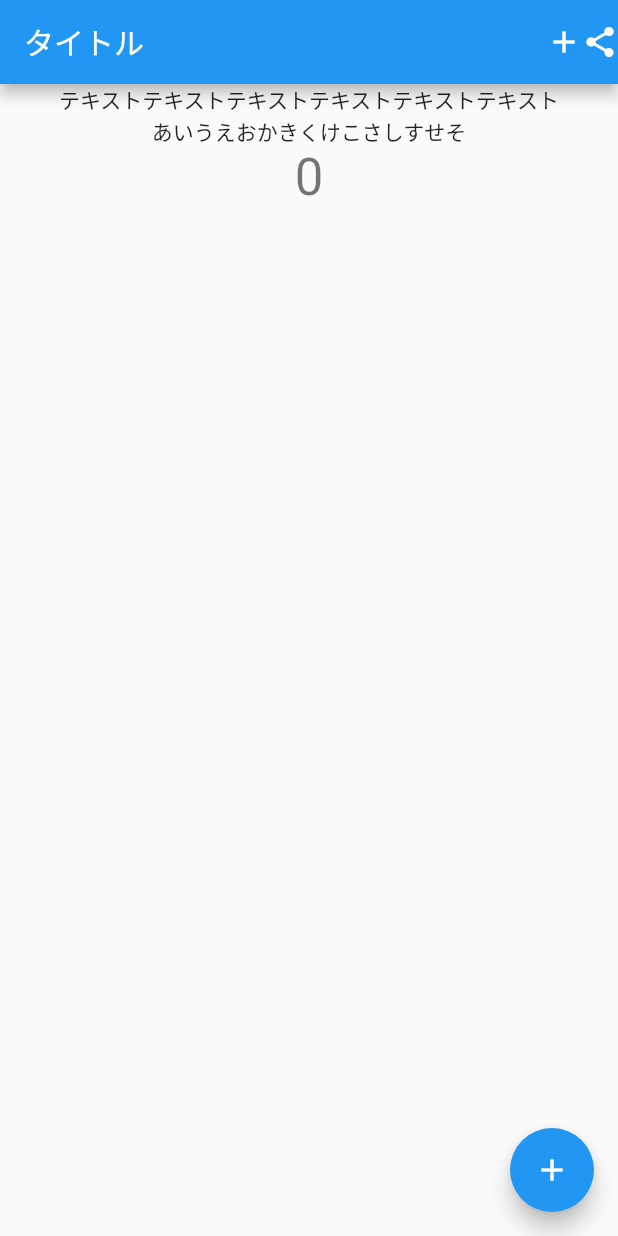
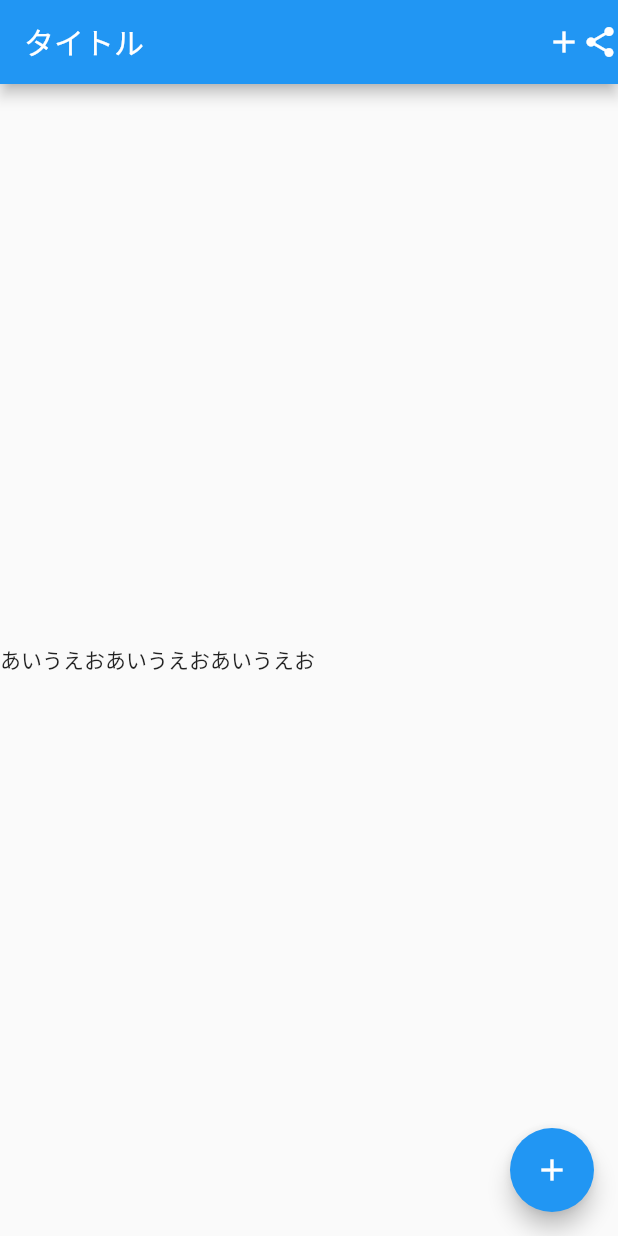
Before and after one commit to foo7print/sandbox-flutter, a Flutter app: the screen it shows after launch, on a phone screen of 412 x 824 dp. Run offline on Flutter 3.47's test engine with Material 2 defaults, Android fonts, the phone set to English and light mode, and no system bars.

Commit message:
modify body Row Widget

```diff
--- a/lib/main.dart
+++ b/lib/main.dart
@@ -48,20 +48,12 @@ class _MyHomePageState extends State<MyHomePage> {
         ],
       ),
       body: Center(
-        child: Column(
-          children: <Widget>[
-            const Text(
-              'テキストテキストテキストテキストテキストテキスト',
-            ),
-            const Text(
-                'あいうえおかきくけこさしすせそ'
-            ),
-            Text(
-              '$_counter',
-              style: Theme.of(context).textTheme.headlineMedium,
-            ),
-          ],
-        ),
+        child: Row(
+          children: const <Widget>[
+          Text('あいうえお'),
+          Text('あいうえお'),
+          Text('あいうえお'),
+        ]),
       ),
       floatingActionButton: FloatingActionButton(
         onPressed: _incrementCounter,
```
